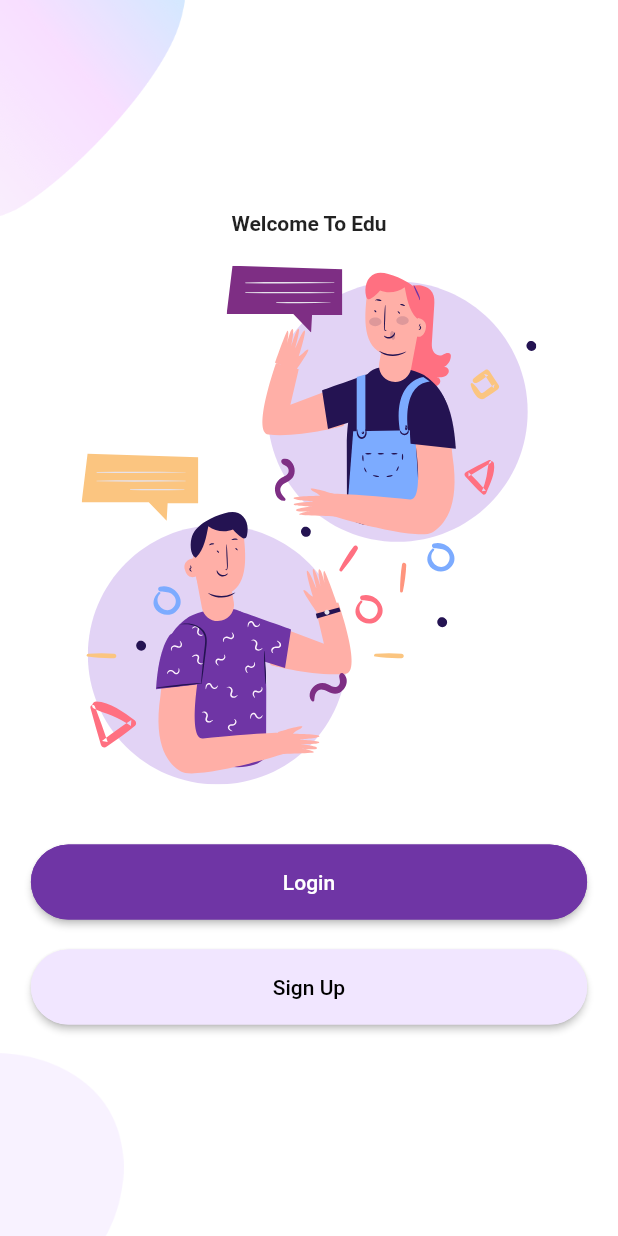
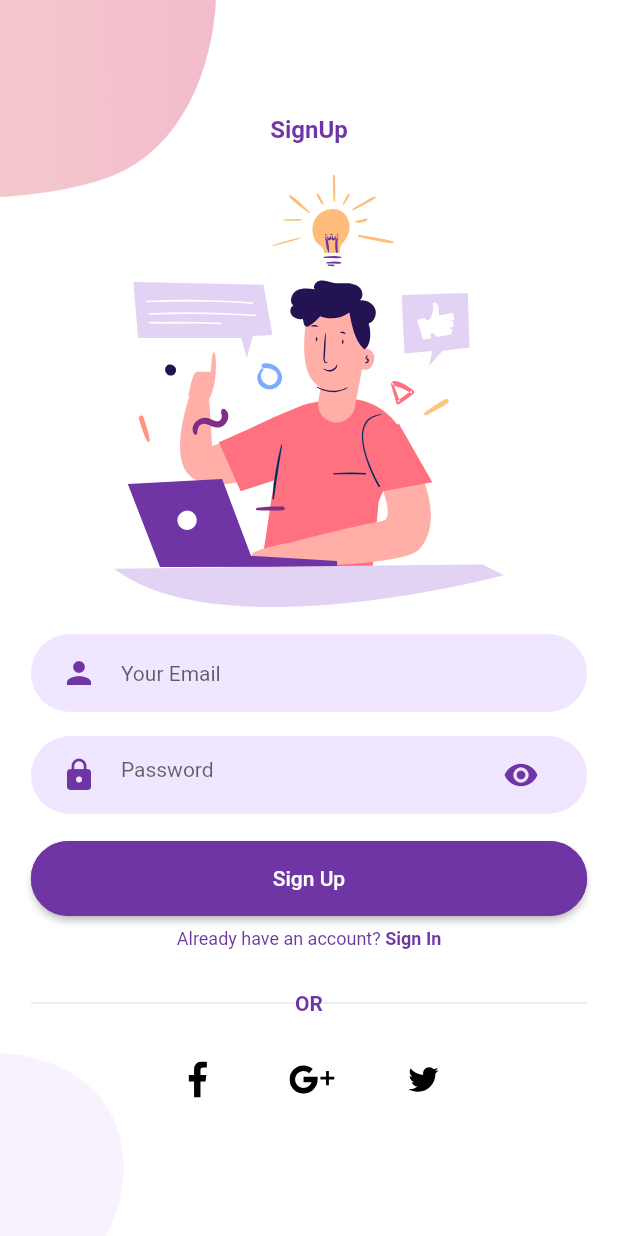
Before and after one commit to AjeemPearl/charity, a Flutter app: the screen it shows after launch, after a tap on "Sign Up", on a phone screen of 412 x 824 dp. Run offline on Flutter 3.47's test engine with Material 2 defaults, Android fonts, the phone set to English and light mode, and no system bars; our stand-ins replace flutter_svg.

Commit message:
complete login ui

```diff
--- a/lib/ui/login/login.dart
+++ b/lib/ui/login/login.dart
@@ -1,9 +1,15 @@
+import 'package:demo_flutter/ui/sign_up/signup.dart';
+import 'package:flutter/gestures.dart';
 import 'package:flutter/material.dart';
+import 'package:flutter/services.dart';
 import 'package:flutter_svg/svg.dart';
 
 import '../../utils/constants.dart';
+import '../../utils/generalFunctions.dart';
+
 class LoginScreen extends StatelessWidget{
   Widget build(BuildContext context) {
+    initState();
     Size size = MediaQuery.of(context).size;
   return Scaffold(
     body: SizedBox(
@@ -19,7 +25,7 @@ class LoginScreen extends StatelessWidget{
               child: Column(
                 mainAxisAlignment: MainAxisAlignment.center,
                 children: [
-                  const Text("Login",style: TextStyle(fontWeight:FontWeight.bold, fontSize: 18.0),),
+                  const Text("Login",style: TextStyle(fontWeight:FontWeight.bold, fontSize: 16.0),),
                   const SizedBox(height: 20.0,),
                   SvgPicture.asset("assets/icons/login.svg",height: size.height*0.32,),
                   const SizedBox(height: 10.0,),
@@ -32,6 +38,7 @@ class LoginScreen extends StatelessWidget{
                       borderRadius: BorderRadius.circular(29)
                     ),
                     child: const TextField(
+                      style:TextStyle(fontSize: 14.0),
                       decoration: InputDecoration(
                         icon:Icon(Icons.person,color: KPrimaryColor,),
                         hintText: "Your Email",
@@ -44,7 +51,7 @@ class LoginScreen extends StatelessWidget{
                     ),
                   ),
                   Container(
-                    margin: const EdgeInsets.symmetric(vertical: 6.0),
+                    margin: const EdgeInsets.symmetric(vertical: 8.0),
                     padding: const EdgeInsets.symmetric(horizontal: 20.0,vertical: 2),
                     width: size.width*.9,
                     decoration: BoxDecoration(
@@ -52,6 +59,7 @@ class LoginScreen extends StatelessWidget{
                         borderRadius: BorderRadius.circular(29)
                     ),
                     child: const TextField(
+                      style:TextStyle(fontSize: 14.0),
                       obscureText: true,
                       decoration: InputDecoration(
                           icon:Icon(Icons.lock,color: KPrimaryColor,),
@@ -86,13 +94,23 @@ class LoginScreen extends StatelessWidget{
                       child:const Text("Login",style: TextStyle(color:Colors.white),),
                     ),
                   ),
-                  const SizedBox(height: 6.0,),
-                  const Row(
-                    mainAxisAlignment:MainAxisAlignment.center,
-                    children: [
-                    Text("Dont have an account?",style:TextStyle(color: KPrimaryColor),),
-                      Text("Sign up",style:TextStyle(color: KPrimaryColor,fontWeight: FontWeight.bold),)
-                  ],)
+                  const SizedBox(height: 8.0,),
+                  RichText(
+                    text: TextSpan(
+                        text: 'Don\'t have an account?',
+                        style: const TextStyle(color:KPrimaryColor, fontSize: 12.0),
+                        children: <TextSpan>[
+                          TextSpan(text: ' Sign up',
+                            style: const TextStyle(color:KPrimaryColor,fontWeight:FontWeight.bold,fontSize: 12.0),
+                            recognizer: TapGestureRecognizer()..onTap=(){
+                             Navigator.push(context, MaterialPageRoute(builder:(context) =>Signup()));
+                            }
+
+                          )
+                        ]
+                    ),
+                  ),
+                  const SizedBox(height: 16.0,)
 
 
 
@@ -108,4 +126,5 @@ class LoginScreen extends StatelessWidget{
   );
   }
 
+
 }
--- a/lib/ui/main/main.dart
+++ b/lib/ui/main/main.dart
@@ -5,12 +5,14 @@ import 'package:flutter/material.dart';
 import 'package:flutter/services.dart';
 
 void main() {
+  WidgetsFlutterBinding.ensureInitialized();
+  // Step 3
   SystemChrome.setPreferredOrientations([
     DeviceOrientation.portraitUp,
     DeviceOrientation.portraitDown,
-  ]).then((_) {
-    runApp(MyApp());
-  });
+  ]).then((value) => runApp(MyApp()));
+  runApp(MyApp());
+
 }
 
 class MyApp extends StatelessWidget {
@@ -29,7 +31,7 @@ class MyApp extends StatelessWidget {
         scaffoldBackgroundColor: Colors.white,
       ),
 
-      home:  Welcome(),
+      home:  const Welcome(),
 
     );
   }
--- /dev/null
+++ b/lib/ui/sign_up/signup.dart
@@ -0,0 +1,202 @@
+import 'package:demo_flutter/utils/constants.dart';
+import 'package:flutter/gestures.dart';
+import 'package:flutter/material.dart';
+import 'package:flutter/services.dart';
+import 'package:flutter_svg/flutter_svg.dart';
+
+import '../../utils/generalFunctions.dart';
+import '../login/login.dart';
+
+class Signup extends StatelessWidget{
+  @override
+  Widget build(BuildContext context) {
+    initState();
+    Size size = MediaQuery.of(context).size;
+    return Scaffold(
+      body: SizedBox(
+        height: size.height,
+        width: double.infinity,
+        child: Stack(
+          alignment: Alignment.center,
+          children: [
+            Positioned(
+              top: 0,
+              left: 0,
+              width: size.width*0.35,
+              child:Image.asset("assets/images/signup_top.png"),),
+            Positioned(bottom: 0,
+              left: 0,
+              width: size.width*0.2,
+              child: Image.asset("assets/images/main_bottom.png"),),
+           SingleChildScrollView(
+              child: Column(
+               mainAxisAlignment: MainAxisAlignment.center,
+                children: [
+                  Text("SignUp",style: TextStyle(color: KPrimaryColor,fontWeight: FontWeight.bold, fontSize: 16.0),),
+                  SizedBox(
+                    height:20.0,
+                  ),
+                  SvgPicture.asset("assets/icons/signup.svg",height: size.height*0.35,),
+                  const SizedBox(height: 10.0,),
+                  Container(
+                    margin: const EdgeInsets.symmetric(vertical: 8.0),
+                    padding: const EdgeInsets.symmetric(horizontal: 20.0,vertical: 2),
+                    width: size.width*.9,
+                    decoration: BoxDecoration(
+                        color: KPrimaryLightColor,
+                        borderRadius: BorderRadius.circular(29)
+                    ),
+                    child: const TextField(
+                      style:TextStyle(fontSize: 14.0),
+                      decoration: InputDecoration(
+                        icon:Icon(Icons.person,color: KPrimaryColor,),
+                        hintText: "Your Email",
+                        border: InputBorder.none,
+
+                      ),
+
+
+
+                    ),
+                  ),
+                  Container(
+                    margin: const EdgeInsets.symmetric(vertical: 8.0),
+                    padding: const EdgeInsets.symmetric(horizontal: 20.0,vertical: 2),
+                    width: size.width*.9,
+                    decoration: BoxDecoration(
+                        color: KPrimaryLightColor,
+                        borderRadius: BorderRadius.circular(29)
+                    ),
+                    child: const TextField(
+                      style:TextStyle(fontSize: 14.0),
+                      obscureText: true,
+                      decoration: InputDecoration(
+                          icon:Icon(Icons.lock,color: KPrimaryColor,),
+                          suffixIcon:Icon(Icons.visibility,color: KPrimaryColor,) ,
+                          hintText: "Password",
+                          border: InputBorder.none
+
+                      ),
+                    ),
+                  ),
+                  const SizedBox(height: 10.0,),
+                  SizedBox(
+                    width: size.width*0.9,
+                    child: ElevatedButton(
+                      onPressed: (){
+                        Navigator.push(
+                            context,
+                            MaterialPageRoute(
+                                builder: (context) =>
+                                    LoginScreen()));
+                      },
+                      style: ElevatedButton.styleFrom(
+                        shape: const StadiumBorder(
+                          side: BorderSide(
+                            color:KPrimaryColor, // Set the border color
+                            width: 1.0,          // Set the border width
+                          ),
+                        ),
+                        backgroundColor: KPrimaryColor,
+                        minimumSize: const Size(double.infinity, 50.0), // Set the minimum height
+                      ),
+                      child:const Text("Sign Up",style: TextStyle(color:Colors.white),),
+                    ),
+                  ),
+                  const SizedBox(height: 8.0,),
+                  RichText(
+                    text: TextSpan(
+                        text: 'Already have an account?',
+                        style: const TextStyle(color:KPrimaryColor, fontSize: 12.0),
+                        children: <TextSpan>[
+                          TextSpan(text: ' Sign In',
+                              style: const TextStyle(color:KPrimaryColor,fontWeight:FontWeight.bold,fontSize: 12.0),
+                              recognizer: TapGestureRecognizer()..onTap=(){
+                                Navigator.push(context, MaterialPageRoute(builder:(context) =>LoginScreen()));
+                              }
+
+                          )
+                        ]
+                    ),
+                  ),
+                  Container(
+                    margin: const EdgeInsets.only(top: 28.0),
+                    width: size.width*.9,
+                    child: const Row(
+                      children: [
+                        Expanded(
+                            child: Divider(color: Color(0xFFD9D9D9),
+                          height: 1.5,
+                        )),
+                        Text("OR",style: TextStyle(color:  KPrimaryColor ,fontWeight: FontWeight.w600),),
+                        Expanded(
+                            child: Divider(color: Color(0xFFD9D9D9),
+                              height: 1.5,
+                            )),
+                      ],
+                    ),
+                  ),
+                  const SizedBox(height: 16.0,),
+                  Container(
+                    width: size.width*.6,
+                    child: Row(
+                      mainAxisAlignment: MainAxisAlignment.spaceEvenly,
+                      children: [
+                       Container(
+                         padding: const EdgeInsets.all(10.0),
+                         decoration: BoxDecoration(
+                           border: Border.all(
+                             width: 2,
+                               color: Colors.white
+                           ),
+                           shape: BoxShape.circle
+                         ),
+                         height: 48,
+                         width: 48,
+                         child: SvgPicture.asset("assets/icons/facebook.svg"),
+                       ),
+                        Container(
+                          padding: EdgeInsets.all(10.0),
+                          decoration: BoxDecoration(
+                              border: Border.all(
+                                  width: 2,
+                                  color: Colors.white
+                              ),
+                              shape: BoxShape.circle
+                          ),
+                          height: 54,
+                          width: 54,
+                          child: SvgPicture.asset("assets/icons/google-plus.svg"),
+                        ),
+                        Container(
+                          padding: const EdgeInsets.all(10.0),
+                          decoration: BoxDecoration(
+                              border: Border.all(
+                                  width: 2,
+                                  color: Colors.white
+                              ),
+                              shape: BoxShape.circle
+                          ),
+                          height: 44,
+                          width: 44,
+                          child: SvgPicture.asset("assets/icons/twitter.svg"),
+                        )
+                      ],
+                    ),
+                  )
+                ],
+              ),
+            )
+
+
+
+
+          ],
+        ),
+      ),
+
+    );
+  }
+
+
+}
--- a/lib/ui/welcome/welcome.dart
+++ b/lib/ui/welcome/welcome.dart
@@ -1,9 +1,12 @@
 
 
+import 'package:demo_flutter/ui/sign_up/signup.dart';
 import 'package:demo_flutter/utils/constants.dart';
 import 'package:flutter/material.dart';
+import 'package:flutter/services.dart';
 import 'package:flutter_svg/svg.dart';
 
+import '../../utils/generalFunctions.dart';
 import '../login/login.dart';
 
 
@@ -12,6 +15,7 @@ class Welcome extends StatelessWidget {
 
   @override
   Widget build(BuildContext context) {
+    initState();
     Size size = MediaQuery.of(context).size;
     return  Scaffold(
       body: SizedBox(
@@ -30,7 +34,7 @@ class Welcome extends StatelessWidget {
                 child: Column(
                   mainAxisAlignment: MainAxisAlignment.center,
                   children: [
-                    const Text("Welcome To Edu",style: TextStyle(fontWeight:FontWeight.bold),),
+                    const Text("Welcome To Edu",style: TextStyle(fontWeight:FontWeight.bold,fontSize: 16.0)),
                     const SizedBox(height: 20.0,),
                     SvgPicture.asset("assets/icons/chat.svg",height: size.height*0.42,),
                     const SizedBox(height: 40.0,),
@@ -64,7 +68,7 @@ class Welcome extends StatelessWidget {
                       width: size.width*0.9,
                       child: ElevatedButton(
                         onPressed: (){
-                          print("Handle login");
+                          Navigator.push(context, MaterialPageRoute(builder: (context)=> Signup()));
                         },
                         style: ElevatedButton.styleFrom(
                           shape: const StadiumBorder(
@@ -80,7 +84,9 @@ class Welcome extends StatelessWidget {
                       ),
 
 
-                    )
+                    ),
+                    const SizedBox(height: 16.0,),
+
 
                   ],
                 )
@@ -93,4 +99,5 @@ class Welcome extends StatelessWidget {
 
     );
   }
+
 }
--- /dev/null
+++ b/lib/utils/generalFunctions.dart
@@ -0,0 +1,8 @@
+import 'package:flutter/services.dart';
+
+void initState() {
+  SystemChrome.setPreferredOrientations([
+    DeviceOrientation.portraitUp,
+    DeviceOrientation.portraitDown,
+  ]);
+}
```
